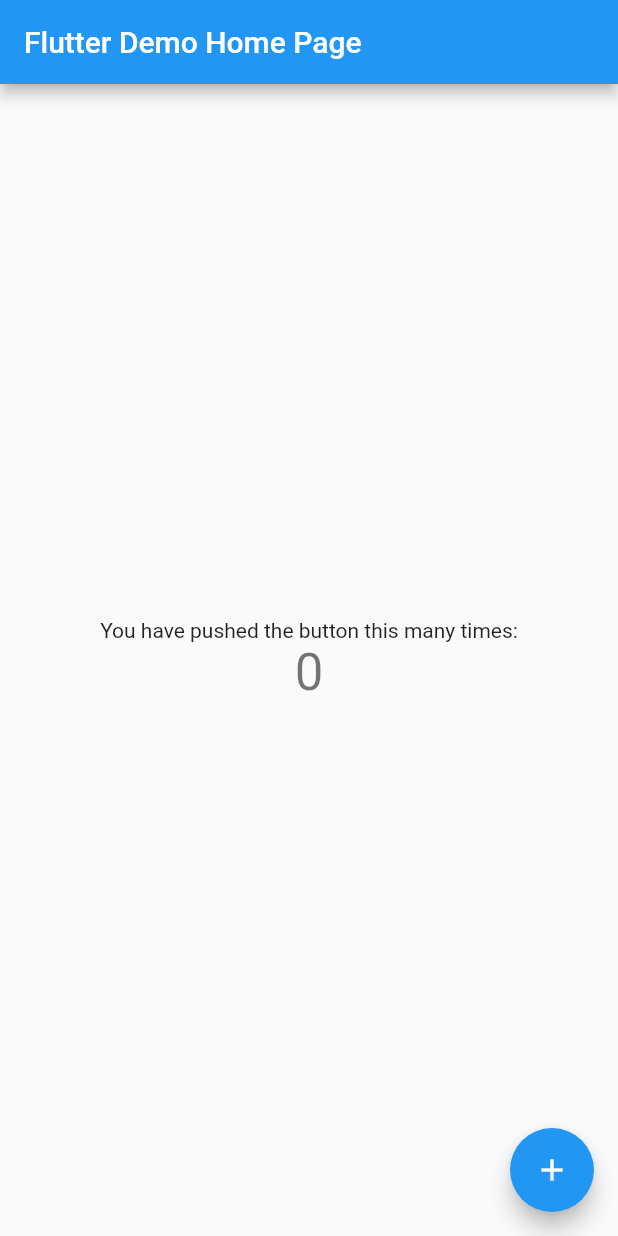
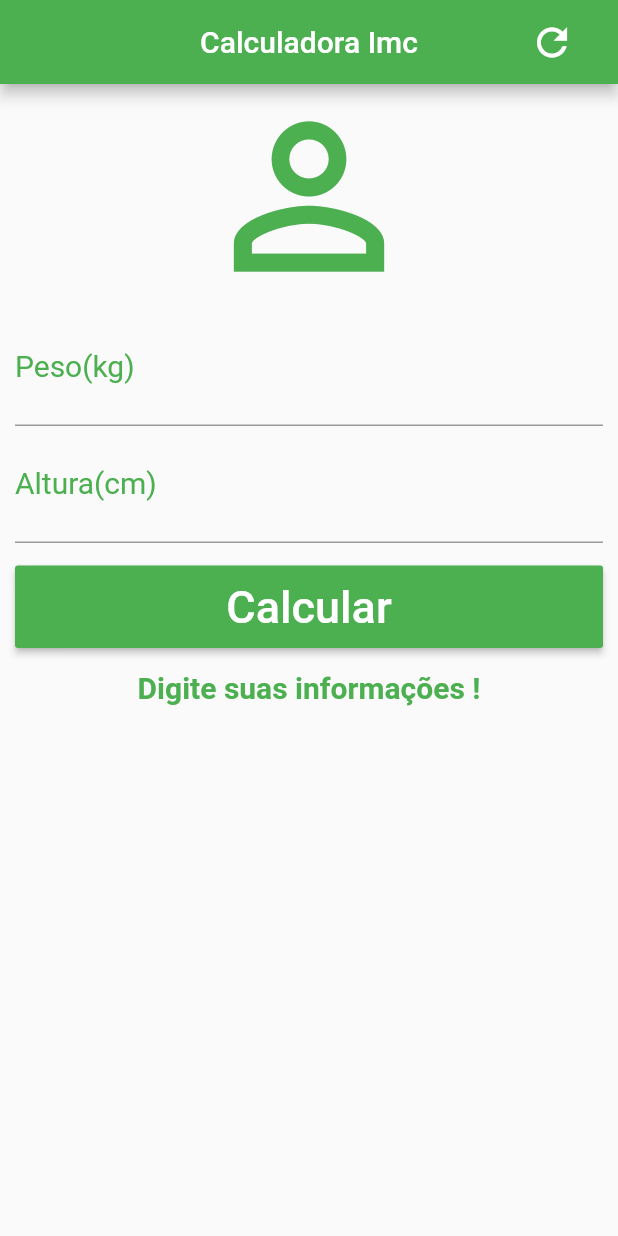
Before and after one commit to marlon-Symczecym/IMC, a Flutter app: the screen it shows after launch, on a phone screen of 412 x 824 dp. Run offline on Flutter 3.47's test engine with Material 2 defaults, Android fonts, the phone set to English and light mode, and no system bars.

Commit message:
All Aplication

```diff
--- a/lib/main.dart
+++ b/lib/main.dart
@@ -1,111 +1,152 @@
 import 'package:flutter/material.dart';
 
-void main() => runApp(MyApp());
-
-class MyApp extends StatelessWidget {
-  // This widget is the root of your application.
-  @override
-  Widget build(BuildContext context) {
-    return MaterialApp(
-      title: 'Flutter Demo',
-      theme: ThemeData(
-        // This is the theme of your application.
-        //
-        // Try running your application with "flutter run". You'll see the
-        // application has a blue toolbar. Then, without quitting the app, try
-        // changing the primarySwatch below to Colors.green and then invoke
-        // "hot reload" (press "r" in the console where you ran "flutter run",
-        // or simply save your changes to "hot reload" in a Flutter IDE).
-        // Notice that the counter didn't reset back to zero; the application
-        // is not restarted.
-        primarySwatch: Colors.blue,
-      ),
-      home: MyHomePage(title: 'Flutter Demo Home Page'),
-    );
-  }
+void main() {
+  runApp(MaterialApp(
+    title: "IMC",
+    home: Home(),
+  ));
 }
 
-class MyHomePage extends StatefulWidget {
-  MyHomePage({Key key, this.title}) : super(key: key);
-
-  // This widget is the home page of your application. It is stateful, meaning
-  // that it has a State object (defined below) that contains fields that affect
-  // how it looks.
-
-  // This class is the configuration for the state. It holds the values (in this
-  // case the title) provided by the parent (in this case the App widget) and
-  // used by the build method of the State. Fields in a Widget subclass are
-  // always marked "final".
-
-  final String title;
-
+class Home extends StatefulWidget {
   @override
-  _MyHomePageState createState() => _MyHomePageState();
+  _HomeState createState() => _HomeState();
 }
 
-class _MyHomePageState extends State<MyHomePage> {
-  int _counter = 0;
+class _HomeState extends State<Home> {
+  TextEditingController _weightController = TextEditingController();
+  TextEditingController _heightController = TextEditingController();
 
-  void _incrementCounter() {
+  String _info = "Digite suas informações !";
+
+  GlobalKey<FormState> _formKey = GlobalKey<FormState>();
+
+  void _reset() {
+    _weightController.text = "";
+    _heightController.text = "";
+
     setState(() {
-      // This call to setState tells the Flutter framework that something has
-      // changed in this State, which causes it to rerun the build method below
-      // so that the display can reflect the updated values. If we changed
-      // _counter without calling setState(), then the build method would not be
-      // called again, and so nothing would appear to happen.
-      _counter++;
+      _formKey = GlobalKey<FormState>();
+      _info = "Digite suas Informações";
+    });
+  }
+
+  void _calculate() {
+    setState(() {
+      double weight = double.parse(_weightController.text);
+      double height = double.parse(_heightController.text) / 100;
+      double imc = weight / (height * height);
+
+      if (imc < 18.5) {
+        _info = " Magreza: ${imc.toStringAsPrecision(4)}";
+      }else if (imc > 18.5 && imc < 24.9) {
+        _info = " Normal: ${imc.toStringAsPrecision(4)}";
+      }else if(imc > 25 && imc < 29.9) {
+        _info = " Obesidade I: ${imc.toStringAsPrecision(4)}";
+      }else if(imc > 30 && imc < 39.0) {
+        _info = " Obesidade II: ${imc.toStringAsPrecision(4)}";
+      }else if(imc > 40) {
+        _info = " Obesidade III: ${imc.toStringAsPrecision(4)}";
+      }else {
+        _info = "Digite suas Informações";
+      }
     });
   }
 
   @override
   Widget build(BuildContext context) {
-    // This method is rerun every time setState is called, for instance as done
-    // by the _incrementCounter method above.
-    //
-    // The Flutter framework has been optimized to make rerunning build methods
-    // fast, so that you can just rebuild anything that needs updating rather
-    // than having to individually change instances of widgets.
     return Scaffold(
       appBar: AppBar(
-        // Here we take the value from the MyHomePage object that was created by
-        // the App.build method, and use it to set our appbar title.
-        title: Text(widget.title),
+        title: Text(
+          "Calculadora Imc",
+        ),
+        centerTitle: true,
+        backgroundColor: Colors.green,
+        actions: <Widget>[
+          FlatButton(
+            child: Icon(
+              Icons.refresh,
+              color: Colors.white,
+              size: 30.0,
+            ),
+            onPressed: () {
+              _reset();
+            },
+          )
+        ],
       ),
-      body: Center(
-        // Center is a layout widget. It takes a single child and positions it
-        // in the middle of the parent.
-        child: Column(
-          // Column is also a layout widget. It takes a list of children and
-          // arranges them vertically. By default, it sizes itself to fit its
-          // children horizontally, and tries to be as tall as its parent.
-          //
-          // Invoke "debug painting" (press "p" in the console, choose the
-          // "Toggle Debug Paint" action from the Flutter Inspector in Android
-          // Studio, or the "Toggle Debug Paint" command in Visual Studio Code)
-          // to see the wireframe for each widget.
-          //
-          // Column has various properties to control how it sizes itself and
-          // how it positions its children. Here we use mainAxisAlignment to
-          // center the children vertically; the main axis here is the vertical
-          // axis because Columns are vertical (the cross axis would be
-          // horizontal).
-          mainAxisAlignment: MainAxisAlignment.center,
-          children: <Widget>[
-            Text(
-              'You have pushed the button this many times:',
+      body: SingleChildScrollView(
+        child: Form(
+          key: _formKey,
+          child: Padding(
+            padding: EdgeInsets.fromLTRB(10.0, 0.0, 10.0, 0.0),
+            child: Column(
+              crossAxisAlignment: CrossAxisAlignment.stretch,
+              children: <Widget>[
+                Icon(Icons.person_outline, size: 150.0, color: Colors.green),
+                TextFormField(
+                  keyboardType: TextInputType.numberWithOptions(decimal: false),
+                  decoration: InputDecoration(
+                    labelText: "Peso(kg)",
+                    labelStyle: TextStyle(color: Colors.green, fontSize: 20.0),
+                  ),
+                  textAlign: TextAlign.center,
+                  cursorColor: Colors.green,
+                  style: TextStyle(color: Colors.green, fontSize: 30.0),
+                  controller: _weightController,
+                  validator: (value) {
+                    if (value.isEmpty) {
+                      return "Digite o seu Peso !";
+                    }
+                    ;
+                  },
+                ),
+                TextFormField(
+                  keyboardType: TextInputType.numberWithOptions(decimal: false),
+                  decoration: InputDecoration(
+                    labelText: "Altura(cm)",
+                    labelStyle: TextStyle(color: Colors.green, fontSize: 20.0),
+                  ),
+                  textAlign: TextAlign.center,
+                  cursorColor: Colors.green,
+                  style: TextStyle(color: Colors.green, fontSize: 30.0),
+                  controller: _heightController,
+                  validator: (value) {
+                    if(value.isEmpty) {
+                      return "Digite a sua Altura !";
+                    }
+                  },
+                ),
+                Padding(
+                  padding: EdgeInsets.only(top: 15.0, bottom: 15.0),
+                  child: Container(
+                    height: 55.0,
+                    child: RaisedButton(
+                      color: Colors.green,
+                      child: Text(
+                        "Calcular",
+                        style: TextStyle(fontSize: 30.0, color: Colors.white),
+                      ),
+                      onPressed: () {
+                        if(_formKey.currentState.validate()) {
+                          _calculate();
+                        }
+                      },
+                    ),
+                  ),
+                ),
+                Text(
+                  _info,
+                  style: TextStyle(
+                      color: Colors.green,
+                      fontSize: 20.0,
+                      fontWeight: FontWeight.bold),
+                  textAlign: TextAlign.center,
+                ),
+              ],
             ),
-            Text(
-              '$_counter',
-              style: Theme.of(context).textTheme.display1,
-            ),
-          ],
+          ),
         ),
       ),
-      floatingActionButton: FloatingActionButton(
-        onPressed: _incrementCounter,
-        tooltip: 'Increment',
-        child: Icon(Icons.add),
-      ), // This trailing comma makes auto-formatting nicer for build methods.
     );
   }
 }
```
Also changed, not shown: 1 other file.
